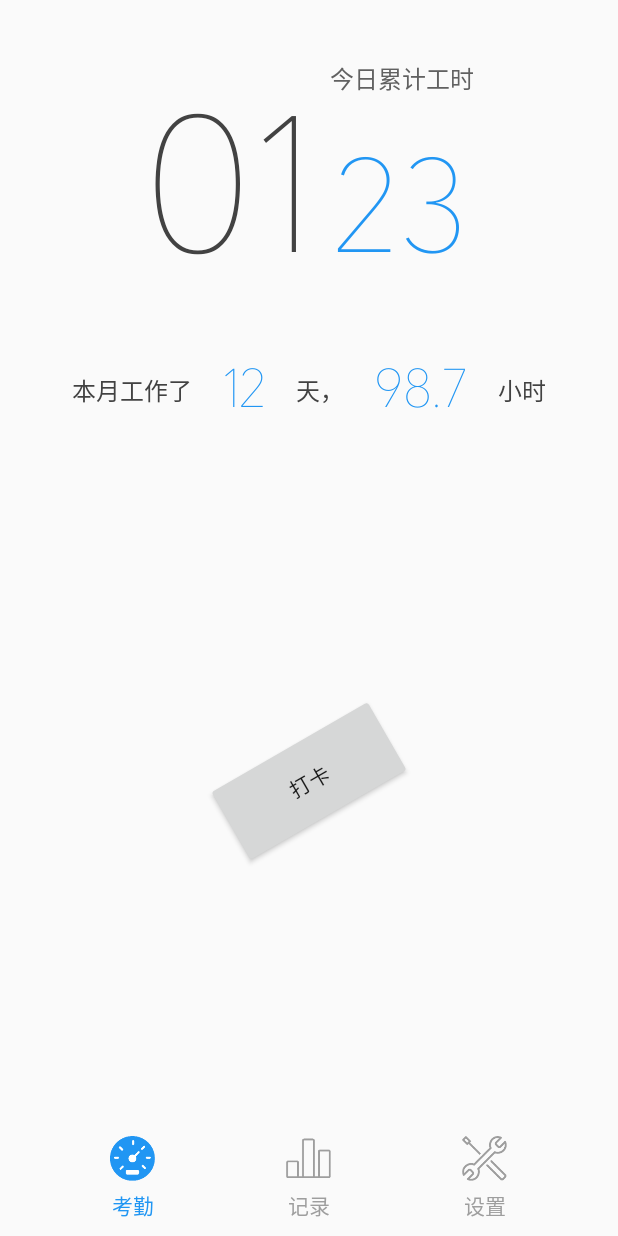
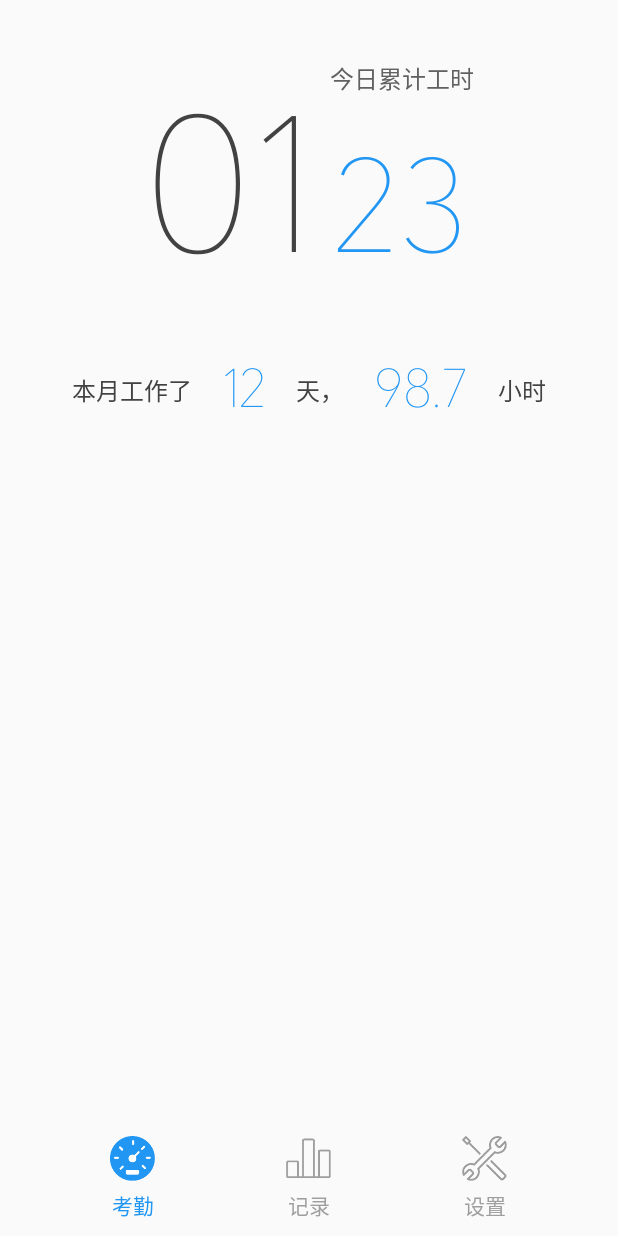
Before and after one commit to shikangkai/AttRec, an Android app: the screen it shows after launch (MainActivity), on a phone screen of 412 x 824 dp. Run offline under Robolectric (Android 15) with nearby library versions, the phone set to English and light mode, and no system bars.

Commit message:
首次提交

```diff
--- a/app/src/main/res/layout/fragment_att.xml
+++ b/app/src/main/res/layout/fragment_att.xml
@@ -108,14 +108,6 @@
         android:layout_alignParentBottom="true"
         android:layout_below="@id/bar_time_month" >
 
-        <Button
-            android:layout_centerInParent="true"
-            android:layout_width="128dp"
-            android:layout_height="64dp"
-            android:rotation="-30"
-            android:text="打卡"
-            />
-
     </RelativeLayout>
 
 </RelativeLayout>
```
